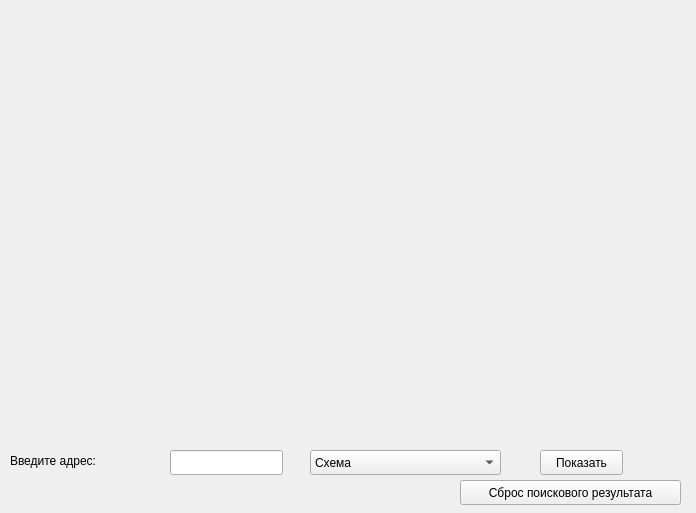
Before: the Qt Designer form untitled.ui in Belousk/Map_Searching, drawn with Qt 5.
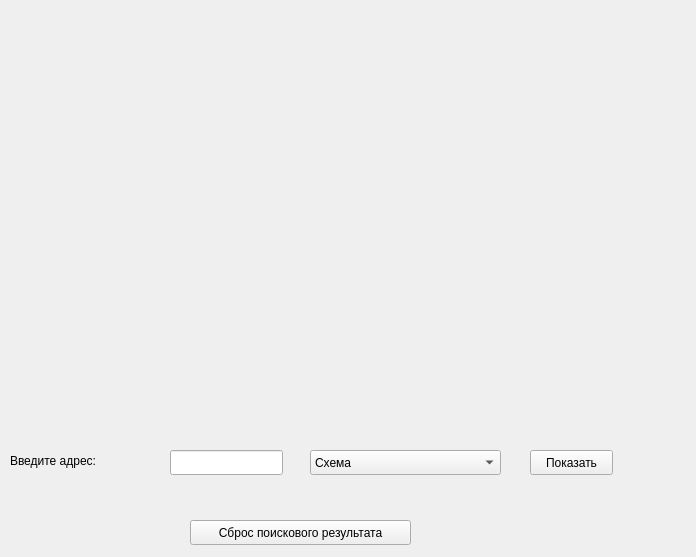
After: the same form once the commit is applied.

Commit message: add full address label

What changed in the file:
```diff
--- a/untitled.ui
+++ b/untitled.ui
@@ -7,7 +7,7 @@
     <x>0</x>
     <y>0</y>
     <width>696</width>
-    <height>513</height>
+    <height>557</height>
    </rect>
   </property>
   <property name="windowTitle">
@@ -39,7 +39,7 @@
   <widget class="QPushButton" name="pushButton">
    <property name="geometry">
     <rect>
-     <x>540</x>
+     <x>530</x>
      <y>450</y>
      <width>83</width>
      <height>25</height>
@@ -77,8 +77,8 @@
   <widget class="QPushButton" name="pushButton_2">
    <property name="geometry">
     <rect>
-     <x>460</x>
-     <y>480</y>
+     <x>190</x>
+     <y>520</y>
      <width>221</width>
      <height>25</height>
     </rect>
@@ -87,6 +87,19 @@
     <string>Сброс поискового результата</string>
    </property>
   </widget>
+  <widget class="QLabel" name="label_2">
+   <property name="geometry">
+    <rect>
+     <x>20</x>
+     <y>490</y>
+     <width>631</width>
+     <height>31</height>
+    </rect>
+   </property>
+   <property name="text">
+    <string/>
+   </property>
+  </widget>
  </widget>
  <resources/>
  <connections/>
```
The commit also changes 3 other files.
